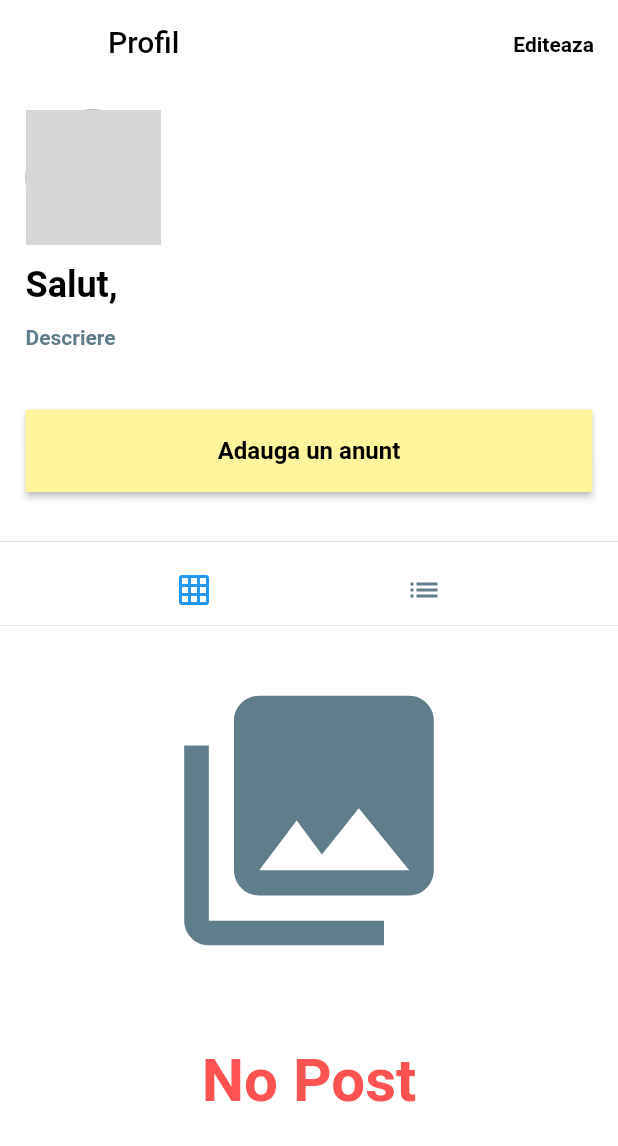
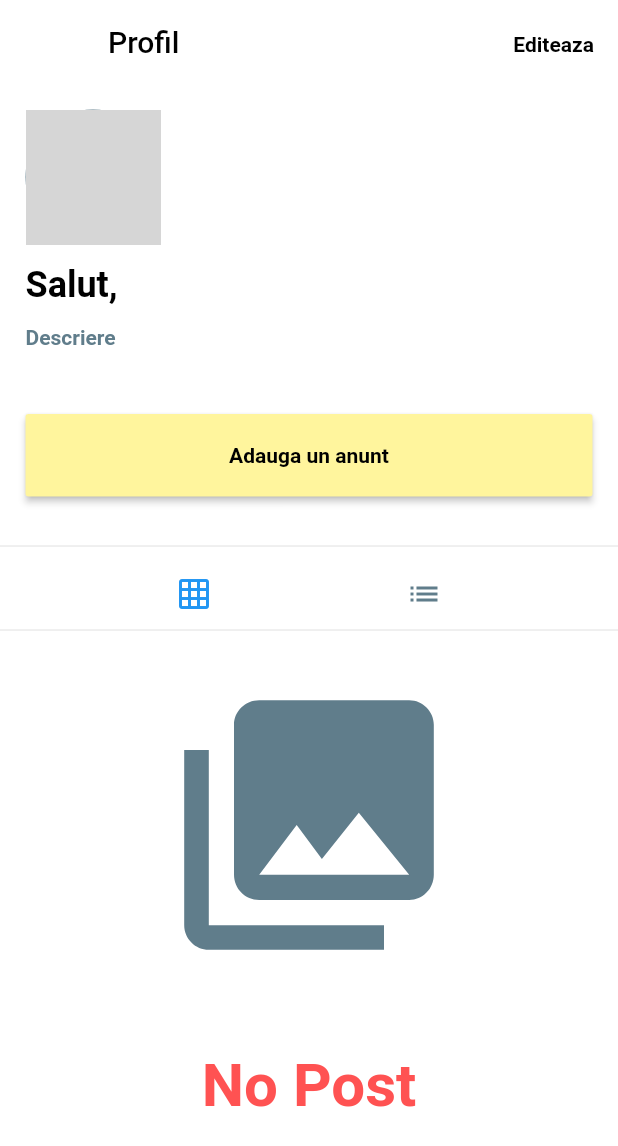
Before and after one commit to CristianBota96/nbhFreelancer, a Flutter app: the ProfilePage screen opened directly, on a phone screen of 412 x 824 dp. Shown: the top 1146 px of the screen. Run offline on Flutter 3.47's test engine with Material 2 defaults, Android fonts, the phone set to English and light mode, and no system bars; our stand-ins replace cached_network_image, cloud_firestore, firebase_messaging, firebase_storage, geolocator, google_sign_in and 2 more; accounts and stored records are empty; network calls fail; statements that could not run were skipped; grey boxes are pictures that could not be loaded.

Commit message:
add announce
add announce functionality

```diff
--- a/lib/models/user.dart
+++ b/lib/models/user.dart
@@ -7,6 +7,7 @@ class User {
   final String url;
   final String email;
   final String bio;
+  final String phoneNumber;
 
   User({
     this.id,
@@ -15,6 +16,7 @@ class User {
     this.url,
     this.email,
     this.bio,
+    this.phoneNumber,
   });
 
   factory User.fromDocument(DocumentSnapshot doc) {
@@ -25,6 +27,7 @@ class User {
       url: doc['url'],
       profileName: doc['profileName'],
       bio: doc['bio'],
+      phoneNumber: doc['phoneNumber'],
     );
   }
 }
--- a/lib/pages/HomePage.dart
+++ b/lib/pages/HomePage.dart
@@ -149,7 +149,7 @@ class _HomePageState extends State<HomePage> {
   }
 
   onTapChangePage(int pageIndex){
-    pageController.animateToPage(pageIndex, duration: Duration(milliseconds: 400), curve: Curves.bounceInOut);
+    pageController.animateToPage(pageIndex, duration: Duration(milliseconds: 100), curve: Curves.linearToEaseOut);
   }
 
   Scaffold buildHomeScreen(){
@@ -177,7 +177,7 @@ class _HomePageState extends State<HomePage> {
           BottomNavigationBarItem(icon: Icon(Icons.home)),
           BottomNavigationBarItem(icon: Icon(Icons.search)),
           BottomNavigationBarItem(icon: Icon(Icons.add)),
-          BottomNavigationBarItem(icon: Icon(Icons.favorite)),
+          BottomNavigationBarItem(icon: Icon(Icons.notifications)),
           BottomNavigationBarItem(icon: Icon(Icons.person)),
         ],
       ),
--- a/lib/pages/ProfilePage.dart
+++ b/lib/pages/ProfilePage.dart
@@ -139,24 +139,7 @@ final String currentOnlineUserId = currentUser.id;
                   alignment: Alignment.centerLeft,
                   child: Padding(
                     padding: const EdgeInsets.symmetric(vertical: 8.0),
-                    child: RaisedButton(
-                      onPressed: () =>  Navigator.push(context, MaterialPageRoute(builder: (context) => UploadPage())),
-                      color: Colors.yellow[200],
-                      child: Container(
-                      height: 55.0,
-                      width: 360.0,
-                      child: Center(
-                        child: Text(
-                          'Adauga un anunt',
-                          style: TextStyle(
-                            color: Colors.black,
-                            fontSize: 16.0,
-                            fontWeight: FontWeight.bold
-                          )
-                        ),
-                        ),
-                      ),
-                    ),
+                    child: createAddAnnounceButton(),
                   ),
                 ),
               ],
@@ -202,6 +185,45 @@ final String currentOnlineUserId = currentUser.id;
           title: "Urmareste", performFunction: controlFollowUser);
     }
   }
+
+   createAddAnnounceButton() {
+        bool ownProfile = currentOnlineUserId == widget.userProfileId;
+    if (ownProfile) {
+       return createButtonAddAnnounceAndFunction();
+    } else if (following) {
+      return null;
+    } else if (!following) {
+      return null;
+    }
+  }
+
+    createButtonAddAnnounceAndFunction(){
+       return Container(
+        padding: EdgeInsets.only(top: 3.0),
+        child: RaisedButton(
+          color: Colors.yellow[200],
+          onPressed: () => Navigator.push(context, MaterialPageRoute(
+            builder: (context) =>
+                UploadPage(gCurrentUser: currentUser,))),
+          child: Container(
+            width: 360.0,
+            height: 55.0,
+            child: Center(
+              child: Text(
+                'Adauga un anunt',
+                style: TextStyle(
+                    color: following ? Colors.black : Colors.black,
+                    fontWeight: FontWeight.bold),
+              ),
+            ),
+            alignment: Alignment.centerRight,
+            decoration: BoxDecoration(
+                color: following ? Colors.transparent : Colors.transparent,
+                ),
+          ),
+        ),
+      );
+    }
 
   controlUnfollowUser() {
     setState(() {
@@ -300,6 +322,14 @@ final String currentOnlineUserId = currentUser.id;
             builder: (context) =>
                 EditProfilePage(currentOnlineUserId: currentOnlineUserId)));
   }
+
+  // addAnnounceFromProfile() {
+  //   Navigator.push(
+  //       context,
+  //       MaterialPageRoute(
+  //           builder: (context) =>
+  //               UploadPage(currentOnlineUserId: currentOnlineUserId)));
+  // }
 
 
    @override
--- a/lib/pages/UploadPage.dart
+++ b/lib/pages/UploadPage.dart
@@ -14,8 +14,9 @@ import 'package:image/image.dart' as ImD;
 
 class UploadPage extends StatefulWidget {
   final User gCurrentUser;
+  final String currentOnlineUserId;
 
-  UploadPage({this.gCurrentUser});
+  UploadPage({this.gCurrentUser, this.currentOnlineUserId});
 
   @override
   _UploadPageState createState() => _UploadPageState();
@@ -168,8 +169,7 @@ class _UploadPageState extends State<UploadPage> with AutomaticKeepAliveClientMi
   displayUploadFormScreen(){
     return Scaffold(
       appBar: AppBar(
-
-        backgroundColor: Colors.transparent,
+        backgroundColor: Colors.white,
         elevation: 0.0,
         leading: IconButton(icon: Icon(Icons.arrow_back, color: Colors.black,), onPressed: clearPostInfo),
         title: Text('Anunt nou', style: TextStyle( color: Colors.black),),
```
Also changed, not shown: 1 other file.
